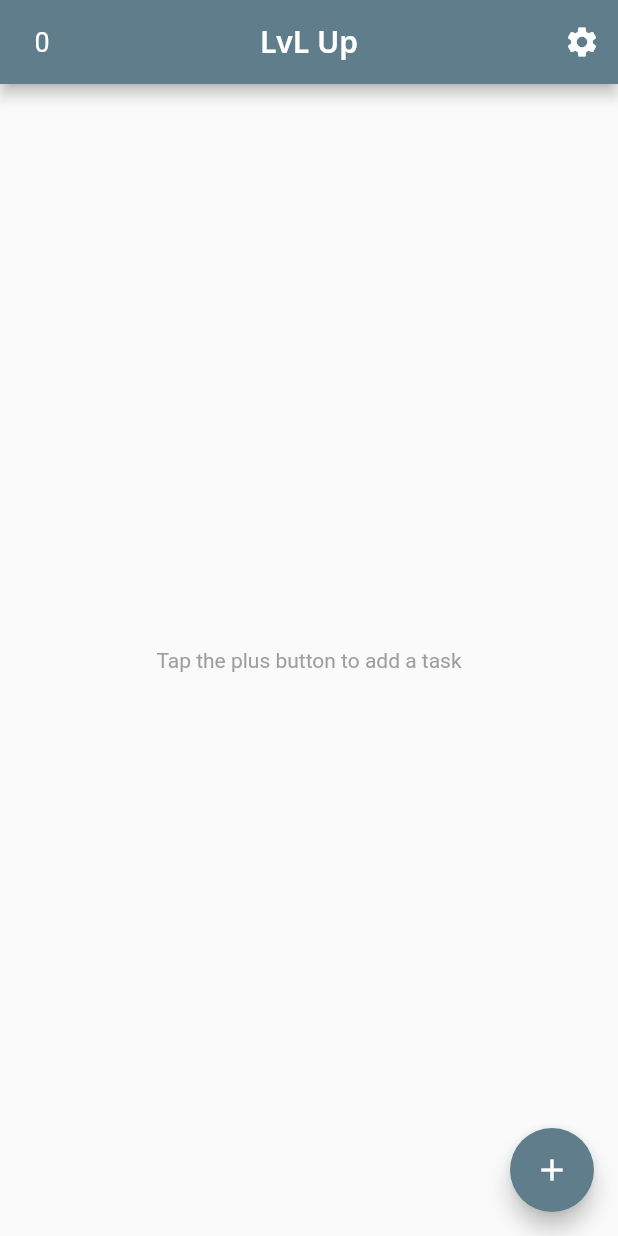
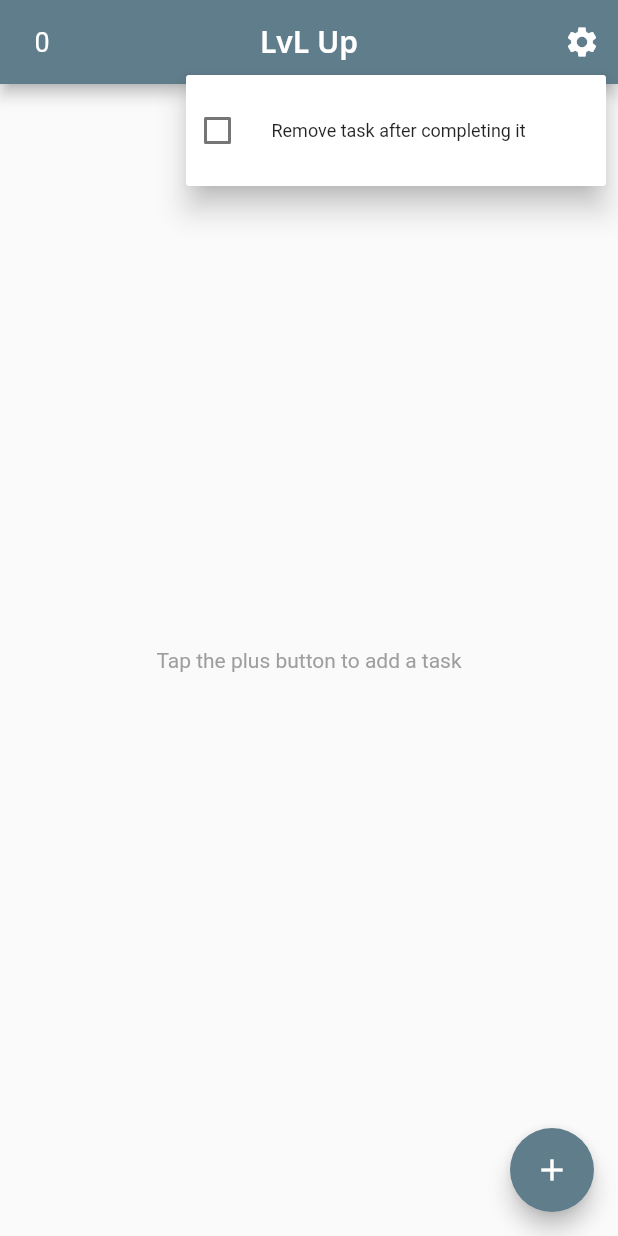
Before and after one commit to brunofreda/lvl-up, a Flutter app: the screen it shows after launch, after a tap on the "settings" icon, on a phone screen of 412 x 824 dp. Run offline on Flutter 3.47's test engine with Material 2 defaults, Android fonts, the phone set to English and light mode, and no system bars; our stand-ins replace google_fonts.

Commit message:
Added and abstracted settings menu

```diff
--- a/lib/pages/main_tasks_page.dart
+++ b/lib/pages/main_tasks_page.dart
@@ -3,6 +3,7 @@ import 'package:google_fonts/google_fonts.dart';
 
 import '../utilities/add_item_button.dart';
 import '../utilities/items_list_visualizer.dart';
+import '../utilities/setting_check_button_option.dart';
 
 class MainTasksPage extends StatefulWidget {
   const MainTasksPage({super.key});
@@ -13,7 +14,8 @@ class MainTasksPage extends StatefulWidget {
 
 class _MainTasksPageState extends State<MainTasksPage> {
   int points = 0;
-  final List<String?> mainTasks = [];
+  bool removeTask = false;
+  final List mainTasks = [];
   final addFormKey = GlobalKey<FormState>();
   final editFormKey = GlobalKey<FormState>();
 
@@ -26,6 +28,13 @@ class _MainTasksPageState extends State<MainTasksPage> {
   void addPoint() {
     setState(() {
       points++;
+    });
+  }
+
+  void taskBehavior(bool? value) {
+    setState(() {
+      removeTask = !removeTask;
+      print(removeTask);
     });
   }
 
@@ -46,13 +55,11 @@ class _MainTasksPageState extends State<MainTasksPage> {
             style: const TextStyle(fontSize: 18),
           ),
         ),
-        // TODO : Make dialog box to choose whether to keep as scratched or
-        // TODO > delete completed tasks
         actions: [
-          IconButton(
-            icon: const Icon(Icons.settings),
-            onPressed: () => 0,
-          ),
+          SettingCheckButtonOption(
+            booleanValue: removeTask,
+            onChangedFunction: taskBehavior,
+          )
         ]
       ),
       body: ItemsListVisualizer(
--- a/lib/utilities/items_list_visualizer.dart
+++ b/lib/utilities/items_list_visualizer.dart
@@ -14,22 +14,17 @@ class ItemsListVisualizer extends StatelessWidget {
             child: Text(
               'Tap the plus button to add a task',
               style: TextStyle(color: Colors.grey),
-           ),
-        )
+            ),
+          )
         // TODO : Sort: By date/My order.
-        : ListView(
-            children: [
-              Tile(
-                tileText: itemsList.last,
-                tileComplete: false,
-                onChangedValue: (p) => 0,
-              ),
-              Tile(
-                tileText: itemsList.last,
-                tileComplete: true,
-                onChangedValue: (p) => 0,
-              ),
-            ],
-          );
+        : Text('$itemsList');
+          // ListView.builder(
+          //   itemCount: itemsList.length,
+          //   itemBuilder: (context, index) {
+          //     itemText:
+          //     itemCompleted
+          //     item
+          //   },
+          // );
   }
 }
--- /dev/null
+++ b/lib/utilities/setting_check_button_option.dart
@@ -0,0 +1,34 @@
+import 'package:flutter/material.dart';
+
+class SettingCheckButtonOption extends StatelessWidget {
+  SettingCheckButtonOption({
+    super.key,
+    required this.booleanValue,
+    required this.onChangedFunction
+  });
+
+  var booleanValue;
+  Function(bool?) onChangedFunction;
+
+  @override
+  Widget build(BuildContext context) {
+    return PopupMenuButton(
+      itemBuilder: (context) => [
+        PopupMenuItem(
+          padding: const EdgeInsets.all(1.0),
+          child: CheckboxListTile(
+            title: const Text(
+              'Remove task after completing it',
+              style: TextStyle(fontSize: 12),
+            ),
+            value: booleanValue,
+            onChanged: onChangedFunction,
+            controlAffinity: ListTileControlAffinity.leading,
+          ),
+        ),
+    ],
+    icon: const Icon(Icons.settings),
+    offset: const Offset(0, 50),
+    );
+  }
+}
--- a/lib/utilities/tile.dart
+++ b/lib/utilities/tile.dart
@@ -5,12 +5,12 @@ class Tile extends StatelessWidget {
     super.key,
     required this.tileText,
     required this.tileComplete,
-    required this.onChangedValue
+    required this.onChangedFunction
   });
 
   final String tileText;
   final bool tileComplete;
-  Function(bool?)? onChangedValue;
+  Function(bool?)? onChangedFunction;
 
   // TODO : Add circle button and make it modify "points"
   // TODO : Add edit button.
@@ -26,7 +26,7 @@ class Tile extends StatelessWidget {
           ),
           child: Row(
             children: [
-              Checkbox(value: tileComplete, onChanged: onChangedValue),
+              Checkbox(value: tileComplete, onChanged: onChangedFunction),
               Text(
                 tileText,
                 style: const TextStyle(
```
Also changed, not shown: 1 other file.
